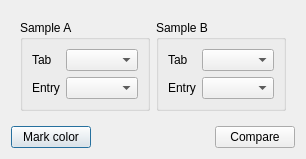
Qt form gui/comparisondialog.ui (nccgroup/pip3line) before a commit.
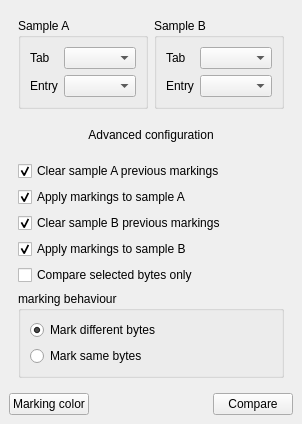
The same form after that commit. Icons and pictures are not drawn.

```diff
--- a/gui/comparisondialog.ui
+++ b/gui/comparisondialog.ui
@@ -7,13 +7,23 @@
     <x>0</x>
     <y>0</y>
     <width>286</width>
-    <height>139</height>
+    <height>379</height>
    </rect>
   </property>
   <property name="windowTitle">
    <string>Compare samples</string>
   </property>
   <layout class="QVBoxLayout" name="verticalLayout">
+   <property name="spacing">
+    <number>0</number>
+   </property>
+   <property name="margin">
+    <number>0</number>
+   </property>
+   <item>
+    <widget class="QStackedWidget" name="stackedWidget">
+     <widget class="QWidget" name="configurationPage">
+      <layout class="QVBoxLayout" name="verticalLayout_4">
    <item>
     <widget class="QWidget" name="mainWidget" native="true">
      <layout class="QHBoxLayout" name="horizontalLayout">
@@ -78,6 +88,102 @@
      </layout>
     </widget>
    </item>
+       <item>
+        <widget class="QPushButton" name="advancedPushButton">
+         <property name="text">
+          <string>Advanced configuration</string>
+         </property>
+         <property name="icon">
+          <iconset resource="gui_res.qrc">
+           <normaloff>:/Images/icons/go-bottom-3.png</normaloff>:/Images/icons/go-bottom-3.png</iconset>
+         </property>
+         <property name="checkable">
+          <bool>true</bool>
+         </property>
+         <property name="flat">
+          <bool>true</bool>
+         </property>
+        </widget>
+       </item>
+       <item>
+        <widget class="QWidget" name="advancedWidget" native="true">
+         <layout class="QVBoxLayout" name="verticalLayout_2">
+          <item>
+           <widget class="QCheckBox" name="clearACheckBox">
+            <property name="text">
+             <string>Clear sample A previous markings</string>
+            </property>
+            <property name="checked">
+             <bool>true</bool>
+            </property>
+           </widget>
+          </item>
+          <item>
+           <widget class="QCheckBox" name="markACheckBox">
+            <property name="text">
+             <string>Apply markings to sample A</string>
+            </property>
+            <property name="checked">
+             <bool>true</bool>
+            </property>
+           </widget>
+          </item>
+          <item>
+           <widget class="QCheckBox" name="clearBCheckBox">
+            <property name="text">
+             <string>Clear sample B previous markings</string>
+            </property>
+            <property name="checked">
+             <bool>true</bool>
+            </property>
+           </widget>
+          </item>
+          <item>
+           <widget class="QCheckBox" name="markBCheckBox">
+            <property name="text">
+             <string>Apply markings to sample B</string>
+            </property>
+            <property name="checked">
+             <bool>true</bool>
+            </property>
+           </widget>
+          </item>
+          <item>
+           <widget class="QCheckBox" name="selectedCheckBox">
+            <property name="text">
+             <string>Compare selected bytes only</string>
+            </property>
+           </widget>
+          </item>
+          <item>
+           <widget class="QGroupBox" name="groupBox">
+            <property name="title">
+             <string>marking behaviour</string>
+            </property>
+            <layout class="QVBoxLayout" name="verticalLayout_3">
+             <item>
+              <widget class="QRadioButton" name="differentRadioButton">
+               <property name="text">
+                <string>Mark different bytes</string>
+               </property>
+               <property name="checked">
+                <bool>true</bool>
+               </property>
+              </widget>
+             </item>
+             <item>
+              <widget class="QRadioButton" name="sameRadioButton">
+               <property name="text">
+                <string>Mark same bytes</string>
+               </property>
+              </widget>
+             </item>
+            </layout>
+           </widget>
+          </item>
+         </layout>
+        </widget>
+       </item>
    <item>
     <widget class="QWidget" name="buttonsWidget" native="true">
      <property name="layoutDirection">
@@ -93,7 +199,7 @@
       <item alignment="Qt::AlignLeft">
        <widget class="QPushButton" name="colorPushButton">
         <property name="text">
-         <string>Mark color</string>
+             <string>Marking color</string>
         </property>
        </widget>
       </item>
@@ -115,6 +221,30 @@
        </widget>
       </item>
      </layout>
+        </widget>
+       </item>
+      </layout>
+     </widget>
+     <widget class="QWidget" name="processingPage">
+      <layout class="QVBoxLayout" name="verticalLayout_5">
+       <item>
+        <widget class="QProgressBar" name="progressBar">
+         <property name="value">
+          <number>0</number>
+         </property>
+         <property name="alignment">
+          <set>Qt::AlignCenter</set>
+         </property>
+         <property name="orientation">
+          <enum>Qt::Horizontal</enum>
+         </property>
+         <property name="invertedAppearance">
+          <bool>false</bool>
+         </property>
+        </widget>
+       </item>
+      </layout>
+     </widget>
     </widget>
    </item>
   </layout>
```
Lines whose indentation alone changed are shown as unchanged.
